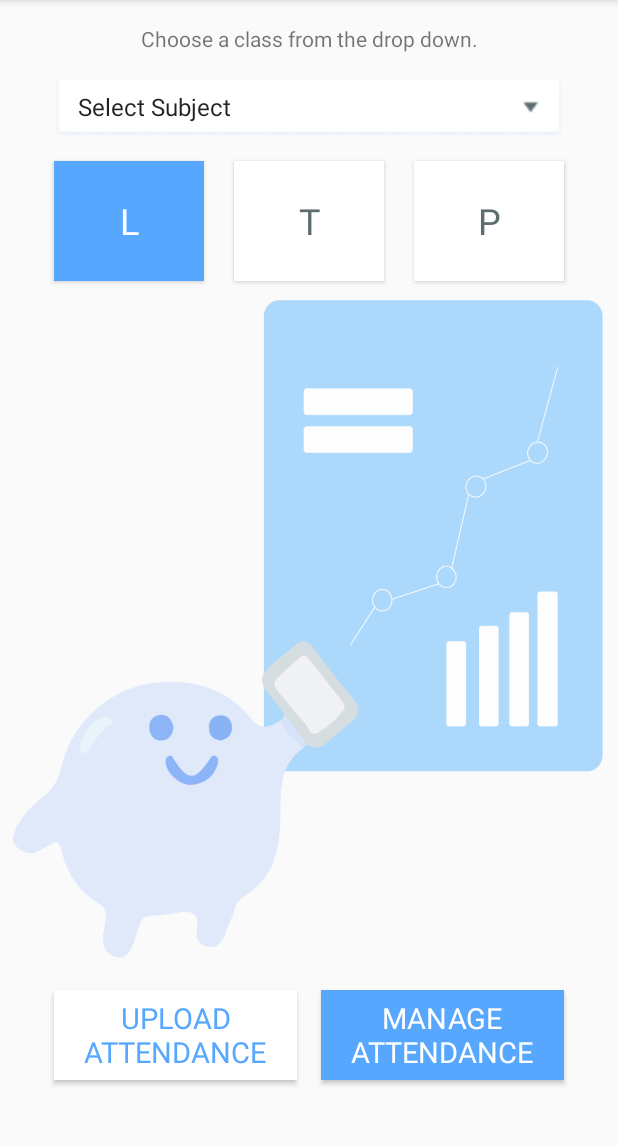
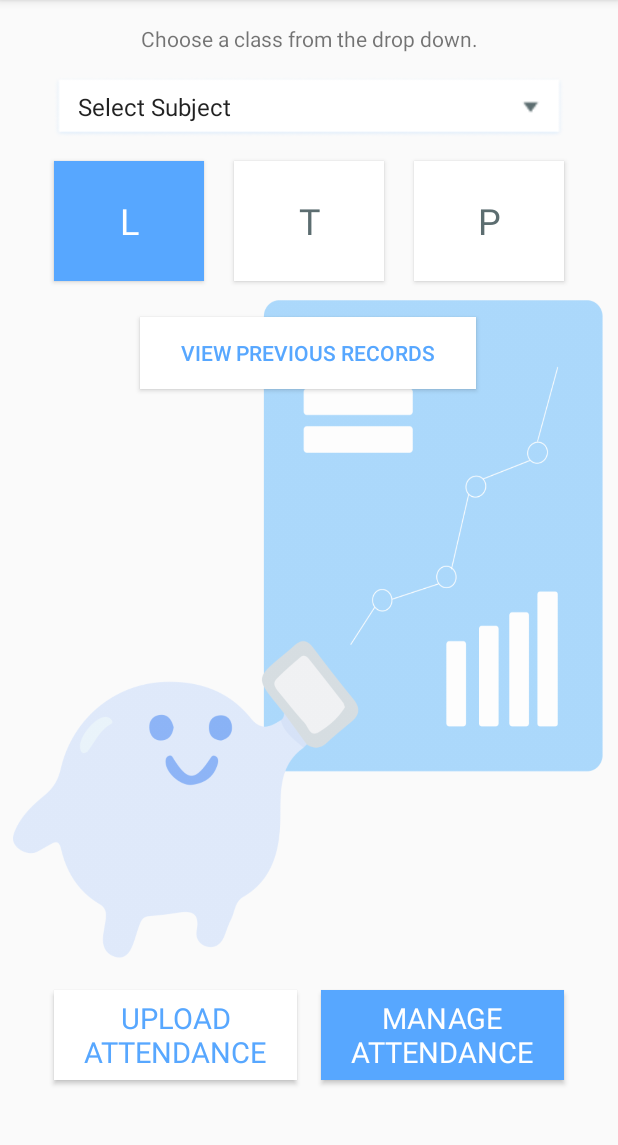
Before and after one commit to MiKinshu/Attentify, an Android app: the screen it shows after launch (MainActivity), on a phone screen of 412 x 824 dp, the part 84-1229 px from its top. Run offline under Robolectric (Android 15) with nearby library versions, the phone set to English and light mode, and no system bars; our stand-ins replace Firebase (no records; nobody signed in at launch, a user with empty details on screens opened directly); Roboto replaces fonts that are not available here.

Commit message:
Added a new aCTIVITY TO VIEW ATTENDANCE

```diff
--- a/app/src/main/AndroidManifest.xml
+++ b/app/src/main/AndroidManifest.xml
@@ -9,10 +9,11 @@
         android:roundIcon="@mipmap/ic_launcher_round"
         android:supportsRtl="true"
         android:theme="@style/AppTheme">
+        <activity android:name=".ViewAttend"></activity>
         <activity
             android:name=".Atteneder"
             android:label="@string/title_activity_atteneder"
-            android:theme="@style/AppTheme.NoActionBar"></activity>
+            android:theme="@style/AppTheme.NoActionBar" />
         <activity android:name=".MainActivity">
             <intent-filter>
                 <action android:name="android.intent.action.MAIN" />
--- a/app/src/main/java/com/kinshuu/attentify/MainActivity.java
+++ b/app/src/main/java/com/kinshuu/attentify/MainActivity.java
@@ -32,7 +32,7 @@ public class MainActivity extends AppCompatActivity {
     private DatabaseReference msubjectsDatabaseReferenceWrite,msubjectsDatabaseReferenceRead;
     private ChildEventListener mChildEventListener;
     private FirebaseAuth mFirebaseAuth;
-    private FirebaseAuth.AuthStateListener mAuthStateListener.
+    private FirebaseAuth.AuthStateListener mAuthStateListener;
 
     //managing user data
     String Subject="";
@@ -67,11 +67,6 @@ public class MainActivity extends AppCompatActivity {
     protected void onCreate(Bundle savedInstanceState) {
         super.onCreate(savedInstanceState);
         setContentView(R.layout.activity_main);
-
-        /*Testing Intent start*/
-        //Intent intent=new Intent(getApplicationContext(),Atteneder.class);
-        //startActivity(intent);
-        /*Testing Intent end*/
 
         mFirebaseDatabase=FirebaseDatabase.getInstance();
         mFirebaseAuth=FirebaseAuth.getInstance();
@@ -110,6 +105,7 @@ public class MainActivity extends AppCompatActivity {
         final Button BTNp=findViewById(R.id.BTNp);
         final Button BTNupdate=findViewById(R.id.BTNupdate);
         final Button BTNmanageatt=findViewById(R.id.BTNmanageatt);
+        Button BTNprev= findViewById(R.id.BTNprev);
         Spinner spinnerBatch=findViewById(R.id.spinnerBatch);
 
         String[] spinnerBatchlist={"Select Subject","PAS2018","DST2019","POE2019"};
@@ -222,9 +218,9 @@ public class MainActivity extends AppCompatActivity {
                     for (int i = 0; i < subjectsArrayList.size(); i++) {
                         msubjectsDatabaseReferenceWrite.push().setValue(subjectsArrayList.get(i));
                     }
+                    subjectsArrayList= new ArrayList<>();
+                    Toast.makeText(MainActivity.this, "Attendance Uploaded.", Toast.LENGTH_SHORT).show();
                 }
-                Toast.makeText(MainActivity.this, "Attendance Uploaded.", Toast.LENGTH_SHORT).show();
-                subjectsArrayList= new ArrayList<>();
             }
         });
 
@@ -240,5 +236,16 @@ public class MainActivity extends AppCompatActivity {
             }
         });
 
+        BTNprev.setOnClickListener(new View.OnClickListener() {
+            @Override
+            public void onClick(View v) {
+                if(buttonenable==1) {
+                    Intent intent = new Intent(MainActivity.this, com.kinshuu.attentify.ViewAttend.class);
+                    startActivity(intent);
+                }
+                else
+                    Toast.makeText(MainActivity.this, "Choose a class from the dropdown first.", Toast.LENGTH_SHORT).show();
+            }
+        });
     }
 }
--- a/app/src/main/res/layout/activity_main.xml
+++ b/app/src/main/res/layout/activity_main.xml
@@ -123,4 +123,19 @@
         app:layout_constraintEnd_toEndOf="parent"
         app:layout_constraintStart_toStartOf="parent"
         app:layout_constraintTop_toTopOf="parent" />
+
+    <Button
+        android:id="@+id/BTNprev"
+        android:layout_width="224dp"
+        android:layout_height="wrap_content"
+        android:layout_marginStart="8dp"
+        android:layout_marginTop="24dp"
+        android:layout_marginEnd="8dp"
+        android:background="@color/colorWhite"
+        android:text="View Previous records"
+        android:textColor="@color/colorAccent"
+        app:layout_constraintEnd_toEndOf="parent"
+        app:layout_constraintHorizontal_bias="0.498"
+        app:layout_constraintStart_toStartOf="parent"
+        app:layout_constraintTop_toBottomOf="@+id/BTNt" />
 </androidx.constraintlayout.widget.ConstraintLayout>
```
Also changed, not shown: app/src/main/java/com/kinshuu/attentify/ViewAttend.java (added, +14 -0 lines), app/src/main/res/layout/activity_view_attend.xml (added, +9 -0 lines).
